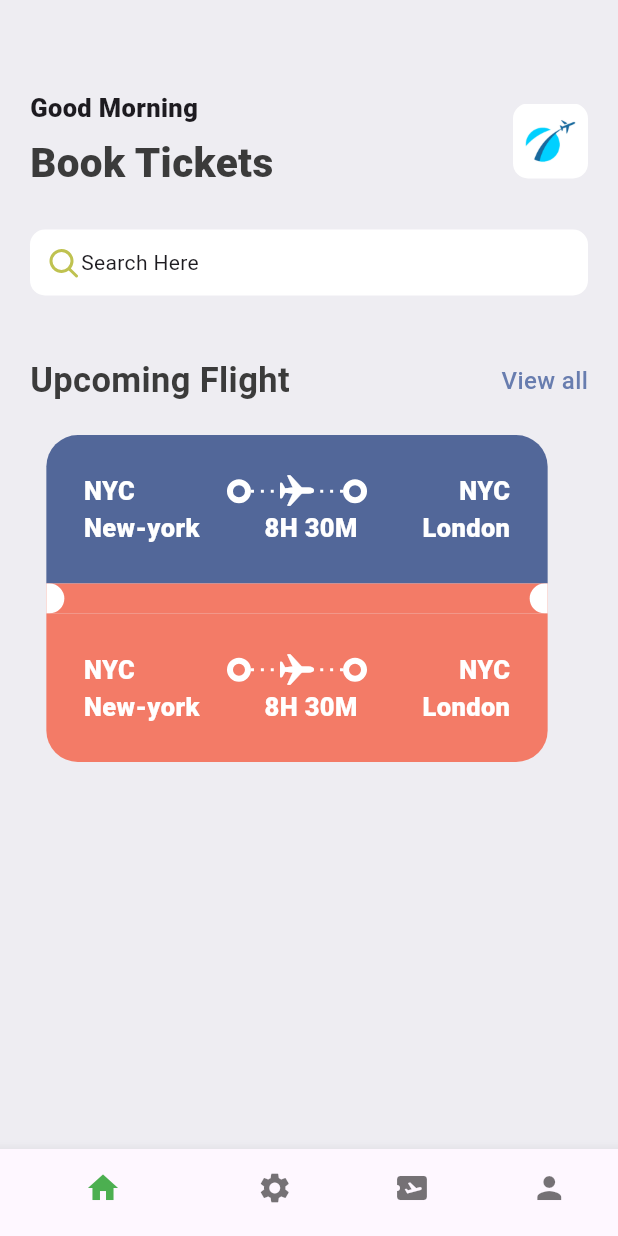
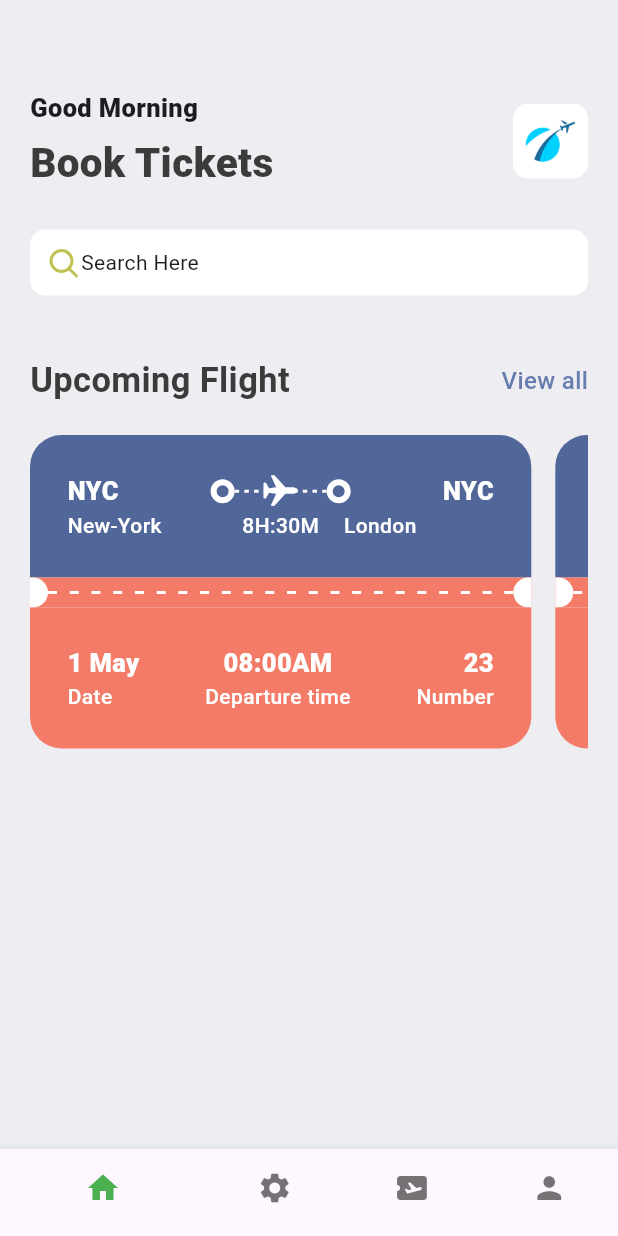
Before and after one commit to Ramkrishna06/tickets_app, a Flutter app: the screen it shows after launch, on a phone screen of 412 x 824 dp. Run offline on Flutter 3.47's test engine with Material 3 defaults, Android fonts, the phone set to English and light mode, and no system bars; our stand-ins replace fluentui_icons.

Commit message:
ticketscrol added

```diff
--- a/lib/Base/res/style/app_style.dart
+++ b/lib/Base/res/style/app_style.dart
@@ -31,4 +31,12 @@ class Appstyle {
     fontSize: 17,
     fontWeight: FontWeight.w800,
   );
+  static TextStyle headlinestyle4 = const TextStyle(
+    fontSize: 14,
+    fontWeight: FontWeight.w500,
+  );
+  static TextStyle headlinestyle6 = const TextStyle(
+    fontSize: 15,
+    fontWeight: FontWeight.w500,
+  );
 }
--- /dev/null
+++ b/lib/Base/utilities/all_json.dart
@@ -0,0 +1,65 @@
+List<Map<String, dynamic>> hotelList = [
+  {
+    'image': 'one.png',
+    'place': 'Open Space',
+    'destination': 'London',
+    'price': 25
+  },
+  {
+    'image': 'two.png',
+    'place': 'Global Will',
+    'destination': 'London',
+    'price': 40
+  },
+  {
+    'image': 'three.png',
+    'place': 'Tallest Building',
+    'destination': 'Dubai',
+    'price': 68
+  },
+];
+//Map and List for Ticket
+
+List<Map<String, dynamic>> ticketList = [
+{
+'from': {
+'code':"NYC",
+'name':"New-York"
+},
+'to': {
+'code':"LDN",
+'name':"London"
+},
+'flying_time': '8H 30M',
+'date': "1 MAY",
+'departure_time':"08:00 AM",
+"number":23
+},
+{
+'from': {
+'code':"DK",
+'name':"Dhaka"
+},
+'to': {
+'code':"SH",
+'name':"Shanghai"
+},
+'flying_time': '4H 20M',
+'date': "10 MAY",
+'departure_time':"09:00 AM",
+"number":45
+},
+];
+class AppRoutes{
+
+  static const homePage = "/";
+
+  static const allTickets = "/all_tickets";
+
+  static const ticketScreen = "/ticket_screen";
+
+  static const allHotels = "/all_hotels";
+
+  static const hotelDetail = "/hotel_detail";
+
+}
--- /dev/null
+++ b/lib/Base/widgets/App_coloum_textlayout.dart
@@ -0,0 +1,27 @@
+import 'package:flutter/cupertino.dart';
+
+import 'Textstyle_forth.dart';
+import 'Textstyle_third.dart';
+
+class AppColoumTextLayout extends StatelessWidget {
+  final String toptext;
+  final String bottomtext;
+  final aling;
+  //final Crossaxisalingnment aling,
+  const AppColoumTextLayout(
+      {super.key,
+      required this.toptext,
+      required this.bottomtext,
+      this.aling = CrossAxisAlignment.start});
+
+  @override
+  Widget build(BuildContext context) {
+    return Column(
+      crossAxisAlignment: aling,
+      children: [
+        Textstylethird(text: toptext),
+        Textstyleforth(text: bottomtext),
+      ],
+    );
+  }
+}
--- a/lib/Base/widgets/App_layoutbuilder.dart
+++ b/lib/Base/widgets/App_layoutbuilder.dart
@@ -3,7 +3,8 @@ import 'package:flutter/material.dart';
 
 class AppLayoutBuilder extends StatelessWidget {
   final int randomnumber;
-  const AppLayoutBuilder({super.key, required this.randomnumber});
+  final double width;
+  const AppLayoutBuilder({super.key, required this.randomnumber,this.width=3});
 
   @override
   Widget build(BuildContext context) {
@@ -16,7 +17,7 @@ class AppLayoutBuilder extends StatelessWidget {
           children: List.generate(
             (constraints.constrainWidth() / randomnumber).floor(),
             (index) => SizedBox(
-              width: 2,
+              width: width,
               height: 2,
               child: DecoratedBox(
                 decoration: BoxDecoration(color: Colors.white),
--- /dev/null
+++ b/lib/Base/widgets/Textstyle_forth.dart
@@ -0,0 +1,19 @@
+import 'package:flutter/cupertino.dart';
+import 'package:flutter/material.dart';
+
+import '../res/style/app_style.dart';
+
+class Textstyleforth extends StatelessWidget {
+  final String text;
+  final TextAlign aling;
+
+  const Textstyleforth({super.key, required this.text,this.aling=TextAlign.start});
+
+  @override
+  Widget build(BuildContext context) {
+    return Text(
+      text,
+      style: Appstyle.headlinestyle4.copyWith(color: Colors.white),
+    );
+  }
+}
--- /dev/null
+++ b/lib/Base/widgets/Textstyle_third.dart
@@ -0,0 +1,19 @@
+import 'package:flutter/cupertino.dart';
+import 'package:flutter/material.dart';
+
+import '../res/style/app_style.dart';
+
+class Textstylethird extends StatelessWidget {
+  final String text;
+  final textAlign;
+  const Textstylethird({super.key,required this.text,this.textAlign=TextAlign.start});
+
+  @override
+  Widget build(BuildContext context) {
+    return Text(
+      text,
+      style: Appstyle.headlinestyle3
+          .copyWith(color: Colors.white),
+    );
+  }
+}
--- a/lib/Base/widgets/Ticket_view.dart
+++ b/lib/Base/widgets/Ticket_view.dart
@@ -2,9 +2,12 @@ import 'package:fluentui_icons/fluentui_icons.dart';
 import 'package:flutter/cupertino.dart';
 import 'package:flutter/material.dart';
 import 'package:ticket_app/Base/res/style/app_style.dart';
+import 'package:ticket_app/Base/widgets/App_coloum_textlayout.dart';
 import 'package:ticket_app/Base/widgets/App_layoutbuilder.dart';
 import 'package:ticket_app/Base/widgets/Big_Dot.dart';
 import 'package:ticket_app/Base/widgets/Big_curve.dart';
+import 'package:ticket_app/Base/widgets/Textstyle_forth.dart';
+import 'package:ticket_app/Base/widgets/Textstyle_third.dart';
 
 class TicketView extends StatelessWidget {
   const TicketView({super.key});
@@ -18,6 +21,7 @@ class TicketView extends StatelessWidget {
         margin: EdgeInsets.only(right: 16),
         child: Column(
           children: [
+            //blue part ticket
             Container(
               padding: EdgeInsets.all(25),
               decoration: BoxDecoration(
@@ -29,11 +33,7 @@ class TicketView extends StatelessWidget {
                 children: [
                   Row(
                     children: [
-                      Text(
-                        "NYC",
-                        style: Appstyle.headlinestyle3
-                            .copyWith(color: Colors.white),
-                      ),
+                      Textstylethird(text: "NYC"),
                       Expanded(
                         child: Container(),
                       ),
@@ -55,51 +55,53 @@ class TicketView extends StatelessWidget {
                       Expanded(
                         child: Container(),
                       ),
-                      Text(
-                        "NYC",
-                        style: Appstyle.headlinestyle3
-                            .copyWith(color: Colors.white),
-                      ),
+                      Textstylethird(text: "NYC")
                     ],
                   ),
                   Row(
                     children: [
-                      Text(
-                        "New-york",
-                        style: Appstyle.headlinestyle3
-                            .copyWith(color: Colors.white),
+                      SizedBox(
+                        width: 100,
+                        child: Textstyleforth(text: "New-York",),
                       ),
+
                       Expanded(
                         child: Container(),
                       ),
-                      Text(
-                        "8H 30M",
-                        style: Appstyle.headlinestyle3
-                            .copyWith(color: Colors.white),
-                      ),
+                      Textstyleforth(text: "8H:30M",),
                       Expanded(
                         child: Container(),
                       ),
-                      Text(
-                        "London",
-                        style: Appstyle.headlinestyle3
-                            .copyWith(color: Colors.white),
+                      SizedBox(
+                        width: 100,
+                        child: Textstyleforth(
+                            text: "London",aling: TextAlign.end,),
                       ),
                     ],
                   ),
                 ],
               ),
             ),
+            //circle ant dots
             Container(
               height: 20,
               color: Appstyle.ticketorange,
-              child: Row(mainAxisAlignment: MainAxisAlignment.spaceBetween,
+              child: Row(
                 children: [
-                  BigCurve(isRight: false,),
+                  BigCurve(
+                    isRight: false,
+                  ),
+                  Expanded(
+                    child: AppLayoutBuilder(
+                      randomnumber: 14,
+                      width: 6,
+                    ),
+                  ),
                   BigCurve(isRight: true),
                 ],
               ),
             ),
+            //orange part ticket
             Container(
               padding: EdgeInsets.all(25),
               decoration: BoxDecoration(
@@ -110,63 +112,11 @@ class TicketView extends StatelessWidget {
               child: Column(
                 children: [
                   Row(
+                    mainAxisAlignment: MainAxisAlignment.spaceBetween,
                     children: [
-                      Text(
-                        "NYC",
-                        style: Appstyle.headlinestyle3
-                            .copyWith(color: Colors.white),
-                      ),
-                      Expanded(
-                        child: Container(),
-                      ),
-                      BigDot(),
-                      Expanded(
-                        child: Stack(
-                          children: [
-                            SizedBox(
-                                height: 25,
-                                child: AppLayoutBuilder(randomnumber: 6)),
-                            const Center(
-                                child: Icon(CupertinoIcons.airplane,
-                                    color: Colors.white))
-                            //if want to rotate icon use widget transform.rotate
-                          ],
-                        ),
-                      ),
-                      BigDot(),
-                      Expanded(
-                        child: Container(),
-                      ),
-                      Text(
-                        "NYC",
-                        style: Appstyle.headlinestyle3
-                            .copyWith(color: Colors.white),
-                      ),
-                    ],
-                  ),
-                  Row(
-                    children: [
-                      Text(
-                        "New-york",
-                        style: Appstyle.headlinestyle3
-                            .copyWith(color: Colors.white),
-                      ),
-                      Expanded(
-                        child: Container(),
-                      ),
-                      Text(
-                        "8H 30M",
-                        style: Appstyle.headlinestyle3
-                            .copyWith(color: Colors.white),
-                      ),
-                      Expanded(
-                        child: Container(),
-                      ),
-                      Text(
-                        "London",
-                        style: Appstyle.headlinestyle3
-                            .copyWith(color: Colors.white),
-                      ),
+                      AppColoumTextLayout(toptext: "1 May", bottomtext: "Date"),
+                      AppColoumTextLayout(toptext: "08:00AM", bottomtext: "Departure time",aling: CrossAxisAlignment.center,),
+                      AppColoumTextLayout(toptext: "23", bottomtext: "Number",aling: CrossAxisAlignment.end,),
                     ],
                   ),
                 ],
--- a/lib/screens/Homescreen.dart
+++ b/lib/screens/Homescreen.dart
@@ -70,7 +70,15 @@ class Homescreen extends StatelessWidget {
                 AppDoubleText(
                     bigtext: "Upcoming Flight", smalltext: "View all"),
                 SizedBox(height: 20),
-                TicketView(),
+                SingleChildScrollView(
+                  scrollDirection: Axis.horizontal,//this line is most important
+                  child: Row(
+                    children: [
+                      TicketView(),
+                      TicketView(),
+                    ],
+                  ),
+                )
               ],
             ),
           )
```
Also changed, not shown: 1 other file.
